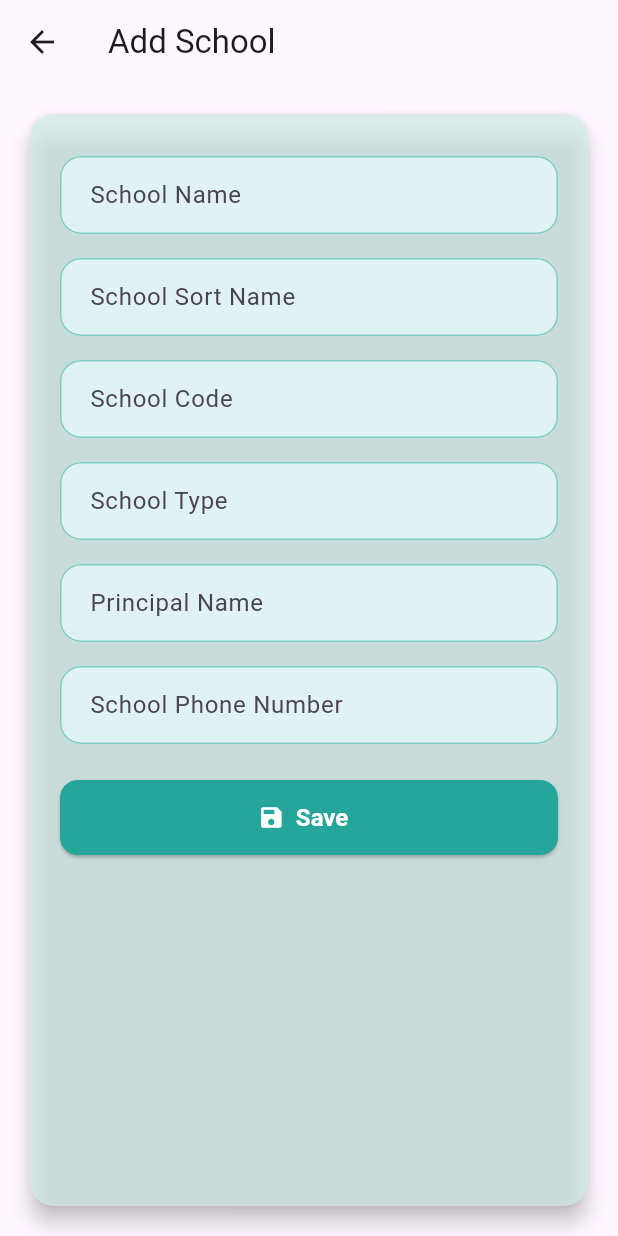
After one commit to rajeshscomoph/myproject, a Flutter app: the HomePage screen opened directly, after a tap on "School Screening Program", after a tap on "Add School", on a phone screen of 412 x 824 dp. The commit adds this screen. Run offline on Flutter 3.47's test engine with Material 3 defaults, Android fonts, the phone set to English and light mode, and no system bars; our stand-ins replace drift; accounts and stored records are empty; generated files the repository leaves out were written again.

Commit message:
School Data

```diff
--- a/lib/components/PEC/primary_eye_care_first_page.dart
+++ b/lib/components/PEC/primary_eye_care_first_page.dart
@@ -107,7 +107,7 @@ class _PrimaryEyeCareFirstPageState extends State<PrimaryEyeCareFirstPage>
     return Card(
       color: Colors.teal.shade50,
       elevation: 3,
-      shadowColor: Colors.teal.withOpacity(0.2),
+      shadowColor: Colors.teal.withValues(),
       shape: RoundedRectangleBorder(borderRadius: BorderRadius.circular(16)),
       margin: const EdgeInsets.only(bottom: 20),
       child: Padding(
--- a/lib/main.dart
+++ b/lib/main.dart
@@ -2,7 +2,7 @@ import 'package:flutter/material.dart';
 import 'package:myproject/pages/main_pages/common_pages/login_page.dart';
 
 void main() {
-  runApp(const MyApp());
+ runApp(const MyApp());
 }
 
 class MyApp extends StatelessWidget {
--- /dev/null
+++ b/lib/models/school.dart
@@ -0,0 +1,40 @@
+class School {
+  final String schoolName;
+  final String schoolSN;
+  final int schoolCode;
+  final String schoolType;
+  final String principalName;
+  final String phone1;
+
+  School({
+    required this.schoolName,
+    required this.schoolSN,
+    required this.schoolCode,
+    required this.schoolType,
+    required this.principalName,
+    required this.phone1,
+  });
+
+  // JSON conversion
+  factory School.fromJson(Map<String, dynamic> json) {
+    return School(
+      schoolName: json['schoolName'],
+      schoolSN: json['schoolSN'],
+      schoolCode: json['schoolCode'],
+      schoolType: json['schoolType'],
+      principalName: json['principalName'],
+      phone1: json['phone1'],
+    );
+  }
+
+  Map<String, dynamic> toJson() {
+    return {
+      'schoolName': schoolName,
+      'schoolSN': schoolSN,
+      'schoolCode': schoolCode,
+      'schoolType': schoolType,
+      'principalName': principalName,
+      'phone1': phone1,
+    };
+  }
+}
--- /dev/null
+++ b/lib/pages/add_school_screen.dart
@@ -0,0 +1,165 @@
+import 'package:flutter/material.dart';
+import 'package:myproject/services/DB/school.dart';
+
+class AddSchoolScreen extends StatefulWidget {
+  final AppDatabase db;
+
+  const AddSchoolScreen({super.key, required this.db, required themeNotifier});
+
+  @override
+  State<AddSchoolScreen> createState() => _AddSchoolScreenState();
+}
+
+class _AddSchoolScreenState extends State<AddSchoolScreen> {
+  final _formKey = GlobalKey<FormState>();
+  final schoolNameController = TextEditingController();
+  final schoolSNController = TextEditingController();
+  final schoolCodeController = TextEditingController();
+  final schoolTypeController = TextEditingController();
+  final principalNameController = TextEditingController();
+  final phoneController = TextEditingController();
+
+  @override
+  void dispose() {
+    schoolNameController.dispose();
+    schoolSNController.dispose();
+    schoolCodeController.dispose();
+    schoolTypeController.dispose();
+    principalNameController.dispose();
+    phoneController.dispose();
+    super.dispose();
+  }
+
+  Future<void> _saveSchool() async {
+    if (_formKey.currentState!.validate()) {
+      final school = School(
+        schoolName: schoolNameController.text,
+        schoolSN: schoolSNController.text,
+        schoolCode: int.parse(schoolCodeController.text),
+        schoolType: schoolTypeController.text,
+        principalName: principalNameController.text,
+        phone1: phoneController.text,
+      );
+
+      await widget.db.insertSchool(school);
+
+      // ignore: use_build_context_synchronously
+      ScaffoldMessenger.of(context).showSnackBar(
+        const SnackBar(content: Text('✅ School saved successfully!')),
+      );
+
+      _formKey.currentState!.reset();
+    }
+  }
+
+  InputDecoration _inputDecoration(String label) {
+    return InputDecoration(
+      labelText: label,
+      filled: true,
+      fillColor: const Color(0xFFE0F2F1),
+      border: OutlineInputBorder(borderRadius: BorderRadius.circular(14)),
+      focusedBorder: OutlineInputBorder(
+        borderRadius: BorderRadius.circular(14),
+        borderSide: const BorderSide(color: Color(0xFF26A69A), width: 2),
+      ),
+      enabledBorder: OutlineInputBorder(
+        borderRadius: BorderRadius.circular(14),
+        borderSide: const BorderSide(color: Color(0xFF80CBC4), width: 1),
+      ),
+      contentPadding: const EdgeInsets.symmetric(horizontal: 16, vertical: 14),
+    );
+  }
+
+  @override
+  Widget build(BuildContext context) {
+    const primaryColor = Color(0xFF26A69A);
+    final cardColor = const Color(0xFFD0ECE7).withOpacity(0.7);
+
+    return Scaffold(
+      appBar: AppBar(title: const Text('Add School')),
+      body: Padding(
+        padding: const EdgeInsets.all(16),
+        child: Card(
+          color: cardColor,
+          shape: RoundedRectangleBorder(
+            borderRadius: BorderRadius.circular(16),
+          ),
+          elevation: 6,
+          child: Padding(
+            padding: const EdgeInsets.all(20),
+            child: Form(
+              key: _formKey,
+              child: ListView(
+                children: [
+                  const SizedBox(height: 8),
+                  TextFormField(
+                    controller: schoolNameController,
+                    decoration: _inputDecoration('School Name'),
+                    validator: (v) => v!.isEmpty ? 'Required' : null,
+                  ),
+                  const SizedBox(height: 16),
+                  TextFormField(
+                    controller: schoolSNController,
+                    decoration: _inputDecoration('School Sort Name'),
+                    validator: (v) => v!.isEmpty ? 'Required' : null,
+                  ),
+                  const SizedBox(height: 16),
+                  TextFormField(
+                    controller: schoolCodeController,
+                    decoration: _inputDecoration('School Code'),
+                    keyboardType: TextInputType.number,
+                    validator: (v) => v!.isEmpty
+                        ? 'Required'
+                        : int.tryParse(v) == null
+                        ? 'Must be number'
+                        : null,
+                  ),
+                  const SizedBox(height: 16),
+                  TextFormField(
+                    controller: schoolTypeController,
+                    decoration: _inputDecoration('School Type'),
+                    validator: (v) => v!.isEmpty ? 'Required' : null,
+                  ),
+                  const SizedBox(height: 16),
+                  TextFormField(
+                    controller: principalNameController,
+                    decoration: _inputDecoration('Principal Name'),
+                    validator: (v) => v!.isEmpty ? 'Required' : null,
+                  ),
+                  const SizedBox(height: 16),
+                  TextFormField(
+                    controller: phoneController,
+                    decoration: _inputDecoration('School Phone Number'),
+                    keyboardType: TextInputType.phone,
+                    validator: (v) => v!.isEmpty ? 'Required' : null,
+                  ),
+                  const SizedBox(height: 24),
+                  SizedBox(
+                    width: double.infinity,
+                    height: 50,
+                    child: ElevatedButton.icon(
+                      onPressed: _saveSchool,
+                      icon: const Icon(Icons.save, color: Colors.white),
+                      label: const Text('Save'),
+                      style: ElevatedButton.styleFrom(
+                        backgroundColor: primaryColor,
+                        foregroundColor: Colors.white,
+                        textStyle: const TextStyle(
+                          fontSize: 16,
+                          fontWeight: FontWeight.w600,
+                        ),
+                        shape: RoundedRectangleBorder(
+                          borderRadius: BorderRadius.circular(12),
+                        ),
+                      ),
+                    ),
+                  ),
+                ],
+              ),
+            ),
+          ),
+        ),
+      ),
+    );
+  }
+}
--- a/lib/pages/main_pages/common_pages/home_page.dart
+++ b/lib/pages/main_pages/common_pages/home_page.dart
@@ -1,12 +1,16 @@
 import 'package:flutter/material.dart';
-import 'package:myproject/pages/main_pages/app_specific/form_page.dart';
+import 'package:myproject/pages/add_school_screen.dart';
+import 'package:myproject/pages/view_schools_screen.dart';
+import 'package:myproject/services/DB/school.dart';
 import '../../utility_pages/settings_page.dart';
 import '../../utility_pages/privacy_page.dart';
 import '../../utility_pages/about_us_page.dart';
 import '../../utility_pages/terms_page.dart';
 
 class HomePage extends StatelessWidget {
-  const HomePage({super.key});
+  final db = AppDatabase();
+
+  HomePage({super.key});
 
   @override
   Widget build(BuildContext context) {
@@ -54,62 +58,112 @@ class HomePage extends StatelessWidget {
             ),
             const SizedBox(height: 32),
 
-            // Menu items
-            buildMenuCard(
+            // School dropdown
+            Card(
+              shape: RoundedRectangleBorder(
+                borderRadius: BorderRadius.circular(12),
+              ),
+              elevation: 2,
+              margin: const EdgeInsets.symmetric(vertical: 8),
+              child: ExpansionTile(
+                leading: const Icon(Icons.school, color: Colors.blueAccent),
+                title: const Text('School Screening Program'),
+                children: [
+                  ListTile(
+                    leading: const Icon(Icons.add, color: Colors.blueAccent),
+                    title: const Text('Add School'),
+                    onTap: () {
+                      Navigator.push(
                         context,
-              icon: Icons.visibility,
-              title: 'Primary Eye Care Services',
-              page: FormPage(),
+                        MaterialPageRoute(
+                          builder: (_) =>
+                              AddSchoolScreen(db: db, themeNotifier: null),
                         ),
-            buildMenuCard(
+                      );
+                    },
+                  ),
+                  ListTile(
+                    leading: const Icon(Icons.list, color: Colors.blueAccent),
+                    title: const Text('View Schools'),
+                    onTap: () {
+                      Navigator.push(
                         context,
-              icon: Icons.settings,
-              title: 'Settings',
-              page: const SettingsPage(),
+                        MaterialPageRoute(
+                          builder: (_) => ViewSchoolsScreen(db: db),
                         ),
-            buildMenuCard(
+                      );
+                    },
+                  ),
+                ],
+              ),
+            ),
+
+            // App Settings & Info dropdown
+            Card(
+              shape: RoundedRectangleBorder(
+                borderRadius: BorderRadius.circular(12),
+              ),
+              elevation: 2,
+              margin: const EdgeInsets.symmetric(vertical: 8),
+              child: ExpansionTile(
+                leading: const Icon(Icons.settings, color: Colors.blueAccent),
+                title: const Text('App Settings & Info'),
+                children: [
+                  ListTile(
+                    leading: const Icon(
+                      Icons.settings,
+                      color: Colors.blueAccent,
+                    ),
+                    title: const Text('Settings'),
+                    onTap: () {
+                      Navigator.push(
                         context,
-              icon: Icons.privacy_tip,
-              title: 'Privacy Policy',
-              page: const PrivacyPage(),
+                        MaterialPageRoute(builder: (_) => const SettingsPage()),
+                      );
+                    },
                   ),
-            buildMenuCard(
+                  ListTile(
+                    leading: const Icon(
+                      Icons.privacy_tip,
+                      color: Colors.blueAccent,
+                    ),
+                    title: const Text('Privacy Policy'),
+                    onTap: () {
+                      Navigator.push(
                         context,
-              icon: Icons.info,
-              title: 'About Us',
-              page: const AboutUsPage(),
+                        MaterialPageRoute(builder: (_) => const PrivacyPage()),
+                      );
+                    },
                   ),
-            buildMenuCard(
+                  ListTile(
+                    leading: const Icon(Icons.info, color: Colors.blueAccent),
+                    title: const Text('About Us'),
+                    onTap: () {
+                      Navigator.push(
                         context,
-              icon: Icons.description,
-              title: 'Terms and Conditions',
-              page: const TermsPage(),
+                        MaterialPageRoute(builder: (_) => const AboutUsPage()),
+                      );
+                    },
+                  ),
+                  ListTile(
+                    leading: const Icon(
+                      Icons.description,
+                      color: Colors.blueAccent,
+                    ),
+                    title: const Text('Terms and Conditions'),
+                    onTap: () {
+                      Navigator.push(
+                        context,
+                        MaterialPageRoute(builder: (_) => const TermsPage()),
+                      );
+                    },
+                  ),
+                ],
+              ),
             ),
           ],
         ),
       ),
     );
   }
-
-  /// Builds a rounded card containing a ListTile for navigation
-  Widget buildMenuCard(
-    BuildContext context, {
-    required IconData icon,
-    required String title,
-    required Widget page,
-  }) {
-    return Card(
-      shape: RoundedRectangleBorder(borderRadius: BorderRadius.circular(12)),
-      elevation: 2,
-      margin: const EdgeInsets.symmetric(vertical: 8),
-      child: ListTile(
-        leading: Icon(icon, color: Colors.blueAccent),
-        title: Text(title),
-        trailing: const Icon(Icons.arrow_forward_ios, size: 16),
-        onTap: () {
-          Navigator.push(context, MaterialPageRoute(builder: (_) => page));
-        },
-      ),
-    );
 }
-}
--- a/lib/pages/main_pages/common_pages/login_page.dart
+++ b/lib/pages/main_pages/common_pages/login_page.dart
@@ -33,7 +33,7 @@ class _LoginPageState extends State<LoginPage> {
     try {
        Navigator.pushReplacement(
         context,
-        MaterialPageRoute(builder: (_) => const HomePage()),
+        MaterialPageRoute(builder: (_) => HomePage()),
       );
 
       // final url = Uri.parse(
--- /dev/null
+++ b/lib/services/API/school.dart
@@ -0,0 +1,50 @@
+import 'dart:convert';
+import 'package:http/http.dart' as http;
+import 'package:myproject/models/school.dart';
+
+class SchoolApiService {
+  static const String baseUrl = "https://YOUR_API_URL/schools";
+
+  Future<List<School>> getSchools() async {
+    final response = await http.get(Uri.parse(baseUrl));
+    if (response.statusCode == 200) {
+      List data = jsonDecode(response.body);
+      return data.map((e) => School.fromJson(e)).toList();
+    } else {
+      throw Exception('Failed to load schools');
+    }
+  }
+
+  Future<School> createSchool(School school) async {
+    final response = await http.post(
+      Uri.parse(baseUrl),
+      headers: {'Content-Type': 'application/json'},
+      body: jsonEncode(school.toJson()),
+    );
+    if (response.statusCode == 201) {
+      return School.fromJson(jsonDecode(response.body));
+    } else {
+      throw Exception('Failed to create school');
+    }
+  }
+
+  Future<School> updateSchool(int schoolCode, School school) async {
+    final response = await http.put(
+      Uri.parse('$baseUrl/$schoolCode'),
+      headers: {'Content-Type': 'application/json'},
+      body: jsonEncode(school.toJson()),
+    );
+    if (response.statusCode == 200) {
+      return School.fromJson(jsonDecode(response.body));
+    } else {
+      throw Exception('Failed to update school');
+    }
+  }
+
+  Future<void> deleteSchool(int schoolCode) async {
+    final response = await http.delete(Uri.parse('$baseUrl/$schoolCode'));
+    if (response.statusCode != 200) {
+      throw Exception('Failed to delete school');
+    }
+  }
+}
--- /dev/null
+++ b/lib/services/DB/school.dart
@@ -0,0 +1,81 @@
+// lib/data/local/db.dart
+import 'dart:io';
+import 'package:drift/drift.dart';
+import 'package:drift/native.dart';
+// ignore: unused_import
+import 'package:myproject/models/school.dart';
+import 'package:path/path.dart' as p;
+import 'package:path_provider/path_provider.dart';
+
+part 'school.g.dart';
+
+class Schools extends Table {
+  TextColumn get schoolName => text()();
+  TextColumn get schoolSN => text()();
+  IntColumn get schoolCode => integer().customConstraint('UNIQUE')();
+  TextColumn get schoolType => text()();
+  TextColumn get principalName => text()();
+  TextColumn get phone1 => text()();
+
+  @override
+  Set<Column> get primaryKey => {schoolCode};
+}
+
+@DriftDatabase(tables: [Schools])
+class AppDatabase extends _$AppDatabase {
+  AppDatabase() : super(_openConnection());
+
+  @override
+  int get schemaVersion => 1;
+
+  // CRUD
+  Future<List<School>> getAllSchools() async {
+    final rows = await select(schools).get();
+    return rows
+        .map(
+          (e) => School(
+            schoolName: e.schoolName,
+            schoolSN: e.schoolSN,
+            schoolCode: e.schoolCode,
+            schoolType: e.schoolType,
+            principalName: e.principalName,
+            phone1: e.phone1,
+          ),
+        )
+        .toList();
+  }
+
+  Future insertSchool(School school) => into(schools).insert(
+    SchoolsCompanion(
+      schoolName: Value(school.schoolName),
+      schoolSN: Value(school.schoolSN),
+      schoolCode: Value(school.schoolCode),
+      schoolType: Value(school.schoolType),
+      principalName: Value(school.principalName),
+      phone1: Value(school.phone1),
+    ),
+    mode: InsertMode.insertOrReplace,
+  );
+
+  Future updateSchool(School school) => update(schools).replace(
+    SchoolsCompanion(
+      schoolName: Value(school.schoolName),
+      schoolSN: Value(school.schoolSN),
+      schoolCode: Value(school.schoolCode),
+      schoolType: Value(school.schoolType),
+      principalName: Value(school.principalName),
+      phone1: Value(school.phone1),
+    ),
+  );
+
+  Future deleteSchool(int schoolCode) =>
+      (delete(schools)..where((tbl) => tbl.schoolCode.equals(schoolCode))).go();
+}
+
+LazyDatabase _openConnection() {
+  return LazyDatabase(() async {
+    final dbFolder = await getApplicationDocumentsDirectory();
+    final file = File(p.join(dbFolder.path, 'app.db'));
+    return NativeDatabase(file);
+  });
+}
--- a/pubspec.yaml
+++ b/pubspec.yaml
@@ -36,6 +36,12 @@ dependencies:
   cupertino_icons: ^1.0.8
   http: ^1.4.0
   shared_preferences: ^2.5.3
+  drift: ^2.27.0
+  path_provider: ^2.1.5
+  path: ^1.9.1
+  sqlite3_flutter_libs: ^0.5.34
+  drift_dev: ^2.27.0
+  build_runner: ^2.5.4
 
 dev_dependencies:
   flutter_test:
```
Also changed, not shown: lib/pages/view_schools_screen.dart (added, +44 -0 lines), lib/services/DB/school.g.dart (added), pubspec.lock, 5 other files. Lines whose indentation alone changed are shown as unchanged.
